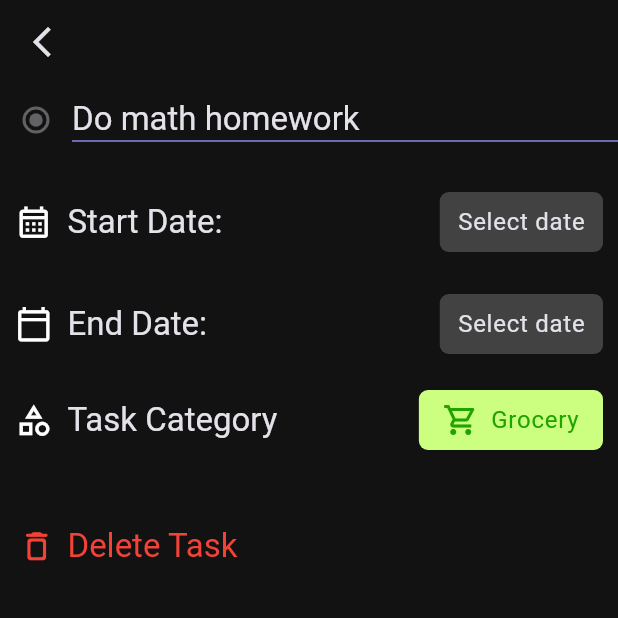
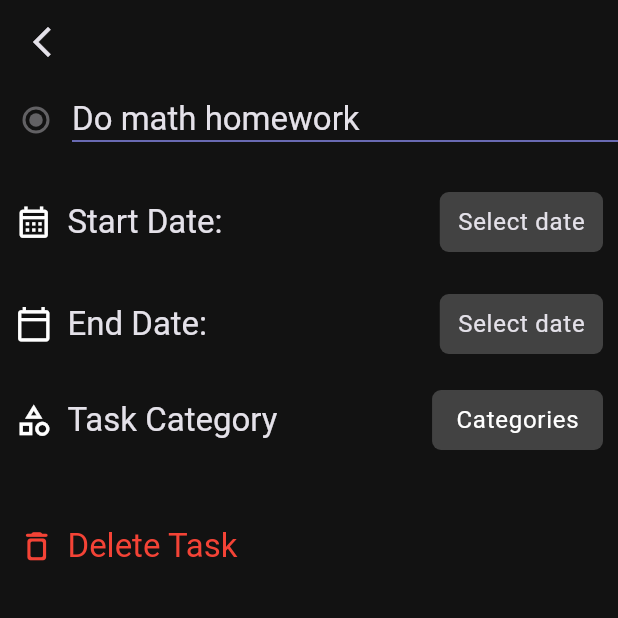
Before and after one commit to MajidiyM/todoListApp, a Flutter app: the DetailedTaskScreen screen opened by its route, on a phone screen of 412 x 824 dp, the top half of it. Run offline on Flutter 3.47's test engine with Material 3 defaults, Android fonts, the phone set to English and light mode, and no system bars; our stand-ins replace auto_route, syncfusion_flutter_datepicker.

Commit message:
[Edit] Добавление начального стиля для кнопки категории

```diff
--- a/lib/screens/detailed_task_screen/view/detailed_task_screen.dart
+++ b/lib/screens/detailed_task_screen/view/detailed_task_screen.dart
@@ -207,7 +207,7 @@ class _DetailedTaskScreenState extends State<DetailedTaskScreen> {
                 child: TaskProperties(
                   icon: Icons.category_outlined,
                   text: "Task Category",
-                  selectedCategory: selectedCategory ?? categories[0],
+                  selectedCategory: selectedCategory,
                   onPressed: () => _showCategories(context),
                 ),
               ),
--- a/lib/screens/detailed_task_screen/widgets/task_properties.dart
+++ b/lib/screens/detailed_task_screen/widgets/task_properties.dart
@@ -8,18 +8,21 @@ class TaskProperties extends StatelessWidget {
     required this.icon,
     required this.text,
     this.onPressed,
-    required this.selectedCategory,
+    this.selectedCategory,
   });
 
   final IconData icon;
   final String text;
-  final Map<String, dynamic> selectedCategory;
+  final Map<String, dynamic>? selectedCategory;
   final VoidCallback? onPressed;
 
   @override
   Widget build(BuildContext context) {
-    final iconColor = selectedCategory["iconColor"];
-    final textColor = selectedCategory["iconColor"];
+    final displayText = selectedCategory?['label'] ?? "Categories";
+    final displayIcon = selectedCategory?["icon"];
+    final displayColor = selectedCategory?["color"] ?? Colors.grey[800];
+    final displayIconColor = selectedCategory?["iconColor"];
+    final displayTextColor = selectedCategory?["iconColor"] ?? Colors.white;
     final theme = Theme.of(context);
     return Row(
       children: [
@@ -33,11 +36,11 @@ class TaskProperties extends StatelessWidget {
         GestureDetector(
           onTap: onPressed,
           child: TaskPropertyButton(
-            buttonText: selectedCategory["label"],
-            icon: selectedCategory["icon"],
-            color: selectedCategory["color"],
-            iconColor: selectedCategory["iconColor"],
-            textColor: selectedCategory["iconColor"],
+            buttonText: displayText,
+            icon: displayIcon,
+            color: displayColor,
+            iconColor: displayIconColor,
+            textColor: displayTextColor,
           ),
         ),
       ],
```
